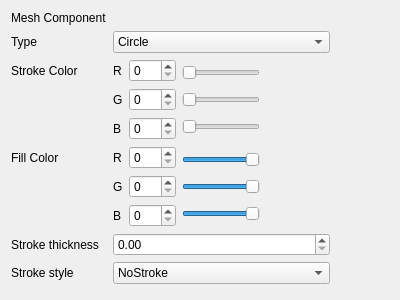
First picture: the form in Project_1_QT/mesh.ui, repository QTGuys/Project_1_QT, before the edit.
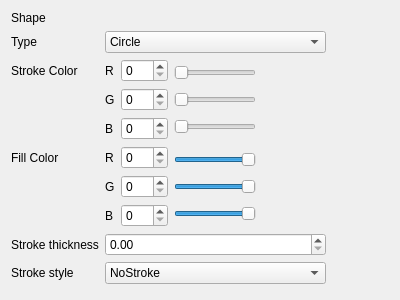
Second picture: the form after the edit.

What changed in the file:
```diff
--- a/Project_1_QT/mesh.ui
+++ b/Project_1_QT/mesh.ui
@@ -19,7 +19,7 @@
      <item row="0" column="0">
       <widget class="QLabel" name="label_5">
        <property name="text">
-        <string>Mesh Component</string>
+        <string>Shape</string>
        </property>
       </widget>
      </item>
```
